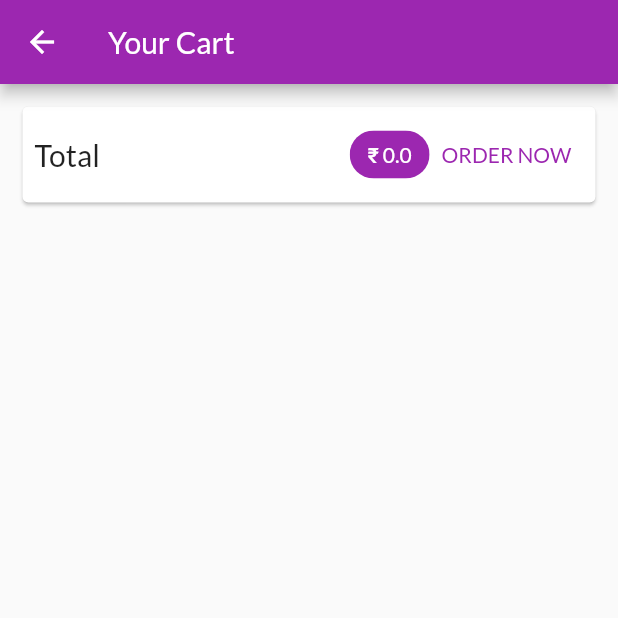
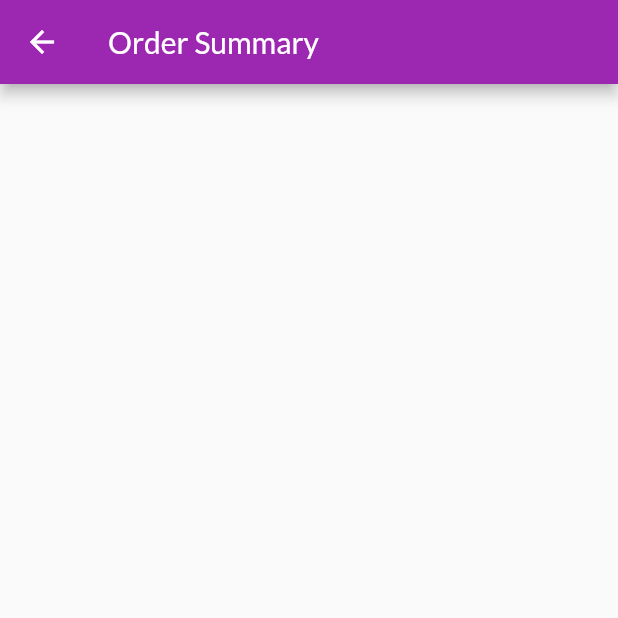
Before and after one commit to aak-301/bajaroo, a Flutter app: the CartScreen screen opened by its route, after a tap on "ORDER NOW", on a phone screen of 412 x 824 dp, the top half of it. Run offline on Flutter 3.47's test engine with Material 2 defaults, Android fonts, the phone set to English and light mode, and no system bars; network calls fail.

Commit message:
adeed ordered screen and its route

```diff
--- a/lib/constants/routes.dart
+++ b/lib/constants/routes.dart
@@ -1,4 +1,5 @@
 class AppRoutes {
   static const String productDetails = '/product-details';
   static const String cartScreen = '/cart';
+  static const String orderScreen = '/orders';
 }
--- a/lib/main.dart
+++ b/lib/main.dart
@@ -1,7 +1,9 @@
 import 'package:bajaroo/constants/routes.dart';
 import 'package:bajaroo/providers/cart.dart';
+import 'package:bajaroo/providers/orders.dart';
 import 'package:bajaroo/providers/products.dart';
 import 'package:bajaroo/screens/cart_screen.dart';
+import 'package:bajaroo/screens/order_screen.dart';
 import 'package:bajaroo/screens/product_details_screen.dart';
 import 'package:bajaroo/screens/products_overview_screen.dart';
 import 'package:flutter/material.dart';
@@ -24,6 +26,9 @@ class MyApp extends StatelessWidget {
         ChangeNotifierProvider(
           create: (context) => Cart(),
         ),
+        ChangeNotifierProvider(
+          create: (context) => Orders(),
+        ),
       ],
       child: MaterialApp(
         debugShowCheckedModeBanner: false,
@@ -36,6 +41,7 @@ class MyApp extends StatelessWidget {
         routes: {
           AppRoutes.productDetails: (context) => const ProductDetailScreen(),
           AppRoutes.cartScreen: (context) => const CartScreen(),
+          AppRoutes.orderScreen: (context) => const OrderScreen(),
         },
       ),
     );
--- a/lib/screens/cart_screen.dart
+++ b/lib/screens/cart_screen.dart
@@ -1,3 +1,4 @@
+import 'package:bajaroo/constants/routes.dart';
 import 'package:bajaroo/providers/cart.dart' show Cart;
 import 'package:flutter/material.dart';
 import 'package:provider/provider.dart';
@@ -36,7 +37,9 @@ class CartScreen extends StatelessWidget {
                     backgroundColor: Colors.purple,
                   ),
                   TextButton(
-                    onPressed: () {},
+                    onPressed: () {
+                      Navigator.of(context).pushNamed(AppRoutes.orderScreen);
+                    },
                     child: const Text(
                       'ORDER NOW',
                       style: TextStyle(color: Colors.purple),
--- /dev/null
+++ b/lib/screens/order_screen.dart
@@ -0,0 +1,16 @@
+import 'package:flutter/material.dart';
+import 'package:flutter/src/widgets/container.dart';
+import 'package:flutter/src/widgets/framework.dart';
+
+class OrderScreen extends StatelessWidget {
+  const OrderScreen({super.key});
+
+  @override
+  Widget build(BuildContext context) {
+    return Scaffold(
+      appBar: AppBar(
+        title: Text('Order Summary'),
+      ),
+    );
+  }
+}
```
